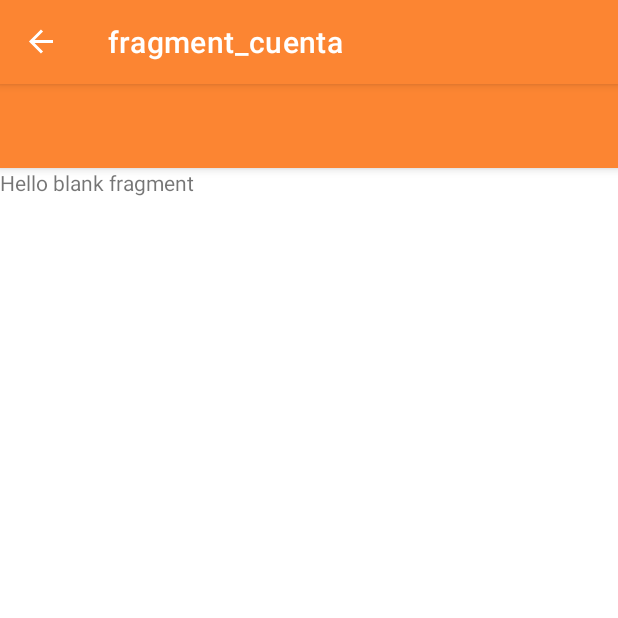
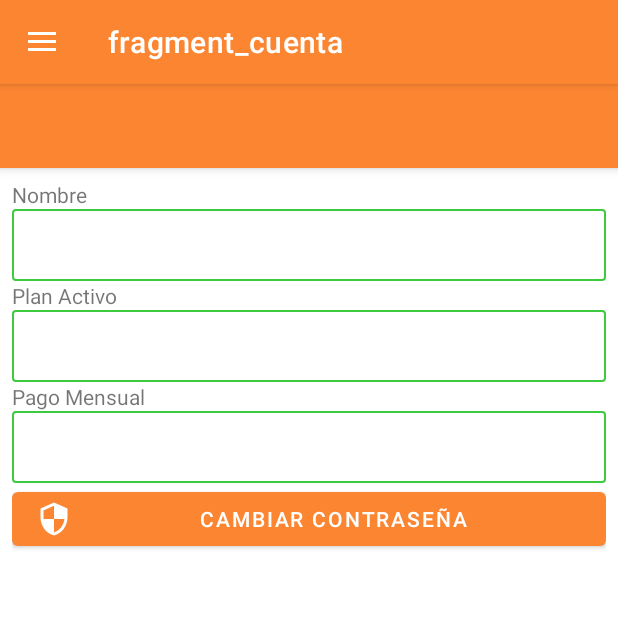
Before and after one commit to jorgehoil/WaalJanal, an Android app: the MainActivity screen opened directly, with no data from a screen before it, in the side drawer, after a tap on "Mi cuenta", on a phone screen of 412 x 824 dp, the top half of it. Run offline under Robolectric (Android 15) with nearby library versions, the phone set to English and light mode, and no system bars; our stand-ins replace Firebase (no records; nobody signed in at launch, a user with empty details on screens opened directly), navigation-ui; 9 statements that could not run were skipped.

Commit message:
pdf_parte1

```diff
--- a/app/src/main/java/com/carloshoil/waaljanal/FragmentGenerarCodigo.java
+++ b/app/src/main/java/com/carloshoil/waaljanal/FragmentGenerarCodigo.java
@@ -13,7 +13,7 @@ import android.view.ViewGroup;
  * Use the {@link FragmentGenerarCodigo#newInstance} factory method to
  * create an instance of this fragment.
  */
-public class FragmentGenerarCodigo extends Fragment {
+public class  FragmentGenerarCodigo extends Fragment {
 
     // TODO: Rename parameter arguments, choose names that match
     // the fragment initialization parameters, e.g. ARG_ITEM_NUMBER
--- a/app/src/main/java/com/carloshoil/waaljanal/MainActivity.java
+++ b/app/src/main/java/com/carloshoil/waaljanal/MainActivity.java
@@ -53,7 +53,7 @@ public class MainActivity extends AppCompatActivity {
         // Passing each menu ID as a set of Ids because each
         // menu should be considered as top level destinations.
         mAppBarConfiguration = new AppBarConfiguration.Builder(
-                R.id.nav_categorias, R.id.nav_configuracion, R.id.nav_productos, R.id.nav_qr)
+                R.id.nav_categorias, R.id.nav_configuracion, R.id.nav_productos, R.id.nav_qr, R.id.nav_cuenta)
                 .setOpenableLayout(drawer)
                 .build();
         Init();
--- /dev/null
+++ b/app/src/main/res/drawable/ic_baseline_security_24.xml
@@ -0,0 +1,5 @@
+<vector android:height="24dp" android:tint="#000000"
+    android:viewportHeight="24" android:viewportWidth="24"
+    android:width="24dp" xmlns:android="http://schemas.android.com/apk/res/android">
+    <path android:fillColor="@android:color/white" android:pathData="M12,1L3,5v6c0,5.55 3.84,10.74 9,12 5.16,-1.26 9,-6.45 9,-12L21,5l-9,-4zM12,11.99h7c-0.53,4.12 -3.28,7.79 -7,8.94L12,12L5,12L5,6.3l7,-3.11v8.8z"/>
+</vector>
--- /dev/null
+++ b/app/src/main/res/drawable/ic_description.xml
@@ -0,0 +1,5 @@
+<vector android:height="24dp" android:tint="#000000"
+    android:viewportHeight="24" android:viewportWidth="24"
+    android:width="24dp" xmlns:android="http://schemas.android.com/apk/res/android">
+    <path android:fillColor="@android:color/white" android:pathData="M14,2L6,2c-1.1,0 -1.99,0.9 -1.99,2L4,20c0,1.1 0.89,2 1.99,2L18,22c1.1,0 2,-0.9 2,-2L20,8l-6,-6zM16,18L8,18v-2h8v2zM16,14L8,14v-2h8v2zM13,9L13,3.5L18.5,9L13,9z"/>
+</vector>
--- /dev/null
+++ b/app/src/main/res/drawable/ic_email.xml
@@ -0,0 +1,5 @@
+<vector android:height="24dp" android:tint="#000000"
+    android:viewportHeight="24" android:viewportWidth="24"
+    android:width="24dp" xmlns:android="http://schemas.android.com/apk/res/android">
+    <path android:fillColor="@android:color/white" android:pathData="M20,4L4,4c-1.1,0 -1.99,0.9 -1.99,2L2,18c0,1.1 0.9,2 2,2h16c1.1,0 2,-0.9 2,-2L22,6c0,-1.1 -0.9,-2 -2,-2zM20,8l-8,5 -8,-5L4,6l8,5 8,-5v2z"/>
+</vector>
--- /dev/null
+++ b/app/src/main/res/drawable/ic_money.xml
@@ -0,0 +1,5 @@
+<vector android:height="24dp" android:tint="#000000"
+    android:viewportHeight="24" android:viewportWidth="24"
+    android:width="24dp" xmlns:android="http://schemas.android.com/apk/res/android">
+    <path android:fillColor="@android:color/white" android:pathData="M11.8,10.9c-2.27,-0.59 -3,-1.2 -3,-2.15 0,-1.09 1.01,-1.85 2.7,-1.85 1.78,0 2.44,0.85 2.5,2.1h2.21c-0.07,-1.72 -1.12,-3.3 -3.21,-3.81V3h-3v2.16c-1.94,0.42 -3.5,1.68 -3.5,3.61 0,2.31 1.91,3.46 4.7,4.13 2.5,0.6 3,1.48 3,2.41 0,0.69 -0.49,1.79 -2.7,1.79 -2.06,0 -2.87,-0.92 -2.98,-2.1h-2.2c0.12,2.19 1.76,3.42 3.68,3.83V21h3v-2.15c1.95,-0.37 3.5,-1.5 3.5,-3.55 0,-2.84 -2.43,-3.81 -4.7,-4.4z"/>
+</vector>
--- /dev/null
+++ b/app/src/main/res/drawable/ic_pass.xml
@@ -0,0 +1,5 @@
+<vector android:height="24dp" android:tint="#000000"
+    android:viewportHeight="24" android:viewportWidth="24"
+    android:width="24dp" xmlns:android="http://schemas.android.com/apk/res/android">
+    <path android:fillColor="@android:color/white" android:pathData="M2,17h20v2H2V17zM3.15,12.95L4,11.47l0.85,1.48l1.3,-0.75L5.3,10.72H7v-1.5H5.3l0.85,-1.47L4.85,7L4,8.47L3.15,7l-1.3,0.75L2.7,9.22H1v1.5h1.7L1.85,12.2L3.15,12.95zM9.85,12.2l1.3,0.75L12,11.47l0.85,1.48l1.3,-0.75l-0.85,-1.48H15v-1.5h-1.7l0.85,-1.47L12.85,7L12,8.47L11.15,7l-1.3,0.75l0.85,1.47H9v1.5h1.7L9.85,12.2zM23,9.22h-1.7l0.85,-1.47L20.85,7L20,8.47L19.15,7l-1.3,0.75l0.85,1.47H17v1.5h1.7l-0.85,1.48l1.3,0.75L20,11.47l0.85,1.48l1.3,-0.75l-0.85,-1.48H23V9.22z"/>
+</vector>
--- /dev/null
+++ b/app/src/main/res/drawable/ic_phone.xml
@@ -0,0 +1,5 @@
+<vector android:height="24dp" android:tint="#000000"
+    android:viewportHeight="24" android:viewportWidth="24"
+    android:width="24dp" xmlns:android="http://schemas.android.com/apk/res/android">
+    <path android:fillColor="@android:color/white" android:pathData="M6.62,10.79c1.44,2.83 3.76,5.14 6.59,6.59l2.2,-2.2c0.27,-0.27 0.67,-0.36 1.02,-0.24 1.12,0.37 2.33,0.57 3.57,0.57 0.55,0 1,0.45 1,1V20c0,0.55 -0.45,1 -1,1 -9.39,0 -17,-7.61 -17,-17 0,-0.55 0.45,-1 1,-1h3.5c0.55,0 1,0.45 1,1 0,1.25 0.2,2.45 0.57,3.57 0.11,0.35 0.03,0.74 -0.25,1.02l-2.2,2.2z"/>
+</vector>
--- a/app/src/main/res/layout/activity_abcproducto.xml
+++ b/app/src/main/res/layout/activity_abcproducto.xml
@@ -33,6 +33,7 @@
                 android:layout_width="match_parent"
                 android:layout_height="wrap_content"
                 android:background="@drawable/ed_diseno"
+                android:drawableLeft="@drawable/ic_fastfood"
                 android:ems="10"
                 android:hint="Hamburguesa doble queso"
                 android:inputType="textPersonName" />
@@ -48,8 +49,9 @@
                 android:layout_width="match_parent"
                 android:layout_height="wrap_content"
                 android:background="@drawable/ed_diseno"
+                android:drawableLeft="@drawable/ic_money"
                 android:ems="10"
-                android:hint="$45.00"
+                android:hint="45.00"
                 android:inputType="textPersonName" />
 
             <RadioGroup
@@ -102,6 +104,7 @@
                 android:layout_width="match_parent"
                 android:layout_height="wrap_content"
                 android:background="@drawable/ed_diseno"
+                android:drawableLeft="@drawable/ic_description"
                 android:ems="10"
                 android:hint="Hamburguesa con doble queso, aros de cebolla, carne a la parrilla, jamón y queso"
                 android:inputType="textMultiLine|textPersonName"
--- a/app/src/main/res/layout/activity_login.xml
+++ b/app/src/main/res/layout/activity_login.xml
@@ -35,6 +35,7 @@
                 android:layout_width="match_parent"
                 android:layout_height="48dp"
                 android:background="@drawable/ed_diseno"
+                android:drawableLeft="@drawable/ic_email"
                 android:ems="10"
                 android:hint="ejemplo@mail.com"
                 android:inputType="textPersonName" />
@@ -50,6 +51,7 @@
                 android:layout_width="match_parent"
                 android:layout_height="48dp"
                 android:background="@drawable/ed_diseno"
+                android:drawableLeft="@drawable/ic_pass"
                 android:ems="10"
                 android:hint="*******"
                 android:inputType="textPersonName|textPassword" />
--- a/app/src/main/res/layout/fragment_cuenta.xml
+++ b/app/src/main/res/layout/fragment_cuenta.xml
@@ -1,14 +1,68 @@
 <?xml version="1.0" encoding="utf-8"?>
 <FrameLayout xmlns:android="http://schemas.android.com/apk/res/android"
+    xmlns:app="http://schemas.android.com/apk/res-auto"
     xmlns:tools="http://schemas.android.com/tools"
     android:layout_width="match_parent"
     android:layout_height="match_parent"
     tools:context=".FragmentCuenta">
 
-    <!-- TODO: Update blank fragment layout -->
-    <TextView
+    <LinearLayout
         android:layout_width="match_parent"
         android:layout_height="match_parent"
-        android:text="@string/hello_blank_fragment" />
+        android:layout_margin="8dp"
+        android:orientation="vertical">
 
+        <TextView
+            android:id="@+id/textView"
+            android:layout_width="match_parent"
+            android:layout_height="wrap_content"
+            android:text="Nombre" />
+
+        <EditText
+            android:id="@+id/edNombreCuenta"
+            android:layout_width="match_parent"
+            android:layout_height="wrap_content"
+            android:background="@drawable/ed_diseno"
+            android:ems="10"
+            android:enabled="false"
+            android:inputType="textPersonName" />
+
+        <TextView
+            android:id="@+id/textView9"
+            android:layout_width="match_parent"
+            android:layout_height="wrap_content"
+            android:text="Plan Activo" />
+
+        <EditText
+            android:id="@+id/edPlanActivo"
+            android:layout_width="match_parent"
+            android:layout_height="wrap_content"
+            android:background="@drawable/ed_diseno"
+            android:ems="10"
+            android:enabled="false"
+            android:inputType="textPersonName" />
+
+        <TextView
+            android:id="@+id/textView12"
+            android:layout_width="match_parent"
+            android:layout_height="wrap_content"
+            android:text="Pago Mensual" />
+
+        <EditText
+            android:id="@+id/edCostoMensual"
+            android:layout_width="match_parent"
+            android:layout_height="wrap_content"
+            android:background="@drawable/ed_diseno"
+            android:ems="10"
+            android:enabled="false"
+            android:inputType="textPersonName" />
+
+        <Button
+            android:id="@+id/btnCambiarContrasena"
+            android:layout_width="match_parent"
+            android:layout_height="wrap_content"
+            android:text="CAMBIAR CONTRASEÑA"
+            app:icon="@drawable/ic_baseline_security_24" />
+
+    </LinearLayout>
 </FrameLayout>
```
Also changed, not shown: app/src/main/java/com/carloshoil/waaljanal/ActivityPDF.java (added, +14 -0 lines), app/src/main/res/layout/activity_pdf.xml (added, +82 -0 lines), app/src/main/res/layout/fragment_configuracion.xml (+15 -0 lines), app/src/main/res/layout/row_restaurante.xml (+9 -1 lines), 2 other files.
